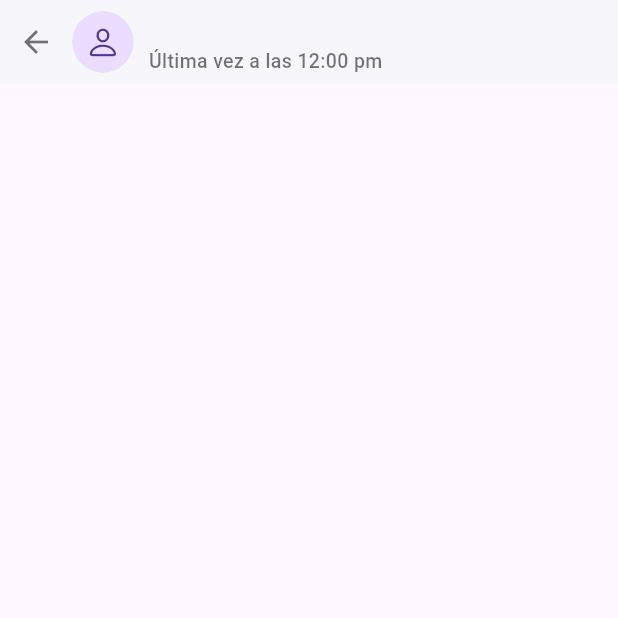
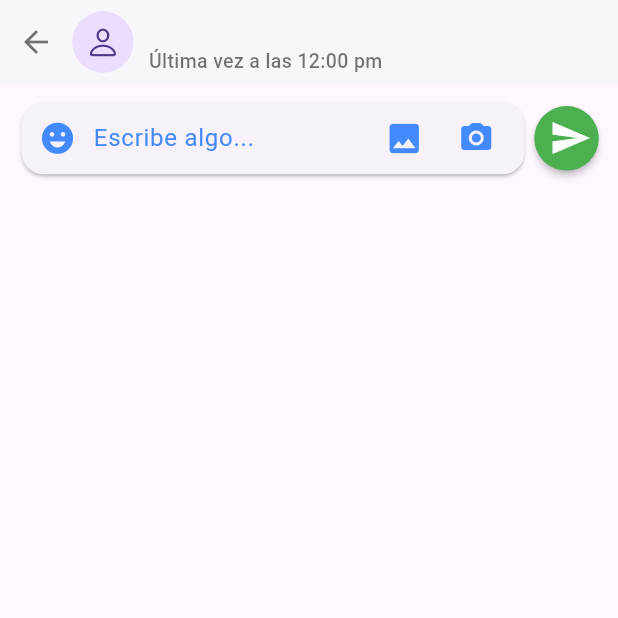
Before and after one commit to fran780/Direct, a Flutter app: the ChatScreen screen opened directly with empty values, on a phone screen of 412 x 824 dp, the top half of it. Run offline on Flutter 3.47's test engine with Material 3 defaults, Android fonts, the light colour scheme and no system bars; drawn by our look-alikes of cached_network_image; our stand-ins replace cloud_firestore, firebase_auth, firebase_core, firebase_storage, google_sign_in, image_picker; accounts and stored records are empty; network calls fail.

Commit message:
Etapa 33
Modificacion a la pantalla de chat, se agregaron los botones de galeria, camara, emoji, caja de texto y boton de enviar mensaje.

```diff
--- a/lib/screens/chat_screen.dart
+++ b/lib/screens/chat_screen.dart
@@ -21,15 +21,21 @@ class _ChatScreenState extends State<ChatScreen> {
           automaticallyImplyLeading: false,
           flexibleSpace: _appBar(),
         ),
+
+        //body
+        body: Column(
+          children: [_chaInput()],
+        ),
       ),
     );
   }
 
   Widget _appBar() {
     return InkWell(
-      onTap: (){},
+      onTap: () {},
       child: Row(
         children: [
+          // Boton de regresar
           IconButton(
               onPressed: () => Navigator.pop(context),
               icon: const Icon(
@@ -74,4 +80,75 @@ class _ChatScreenState extends State<ChatScreen> {
       ),
     );
   }
+
+  Widget _chaInput() {
+    return Padding(
+      padding: EdgeInsets.symmetric(
+          vertical: mq.height * .01, horizontal: mq.width * .025),
+      child: Row(
+        children: [
+          Expanded(
+            child: Card(
+              shape: RoundedRectangleBorder(
+                  borderRadius: BorderRadius.circular(15)),
+              child: Row(
+                children: [
+                  // Boton de emoji
+                  IconButton(
+                      onPressed: () {},
+                      icon: const Icon(Icons.emoji_emotions,
+                          color: Colors.blueAccent, size: 25)),
+                  const Expanded(
+                      child: TextField(
+                    keyboardType: TextInputType.multiline,
+                    maxLines: null,
+                    decoration: const InputDecoration(
+                        hintText: 'Escribe algo...',
+                        hintStyle: TextStyle(
+                          color: Colors.blueAccent,
+                        ),
+                        border: InputBorder.none),
+                  )),
+
+                  // Boton de galeria
+                  IconButton(
+                      onPressed: () {},
+                      icon: const Icon(
+                        Icons.image,
+                        color: Colors.blueAccent,
+                        size: 26,
+                      )),
+
+                  // Boton de camara
+                  IconButton(
+                      onPressed: () {},
+                      icon: const Icon(
+                        Icons.camera_alt_rounded,
+                        color: Colors.blueAccent,
+                      )),
+
+                  //añadir un espacio
+                  SizedBox(width: mq.width * .02),
+                ],
+              ),
+            ),
+          ),
+
+          //Boton de enviar mensaje
+          MaterialButton(
+            onPressed: () {},
+            minWidth: 0,
+            padding: EdgeInsets.only(top: 10, bottom: 10, right: 5, left: 10),
+            shape: CircleBorder(),
+            color: Colors.green,
+            child: const Icon(
+              Icons.send,
+              color: Colors.white,
+              size: 28,
+            ),
+          )
+        ],
+      ),
+    );
+  }
 }
```
